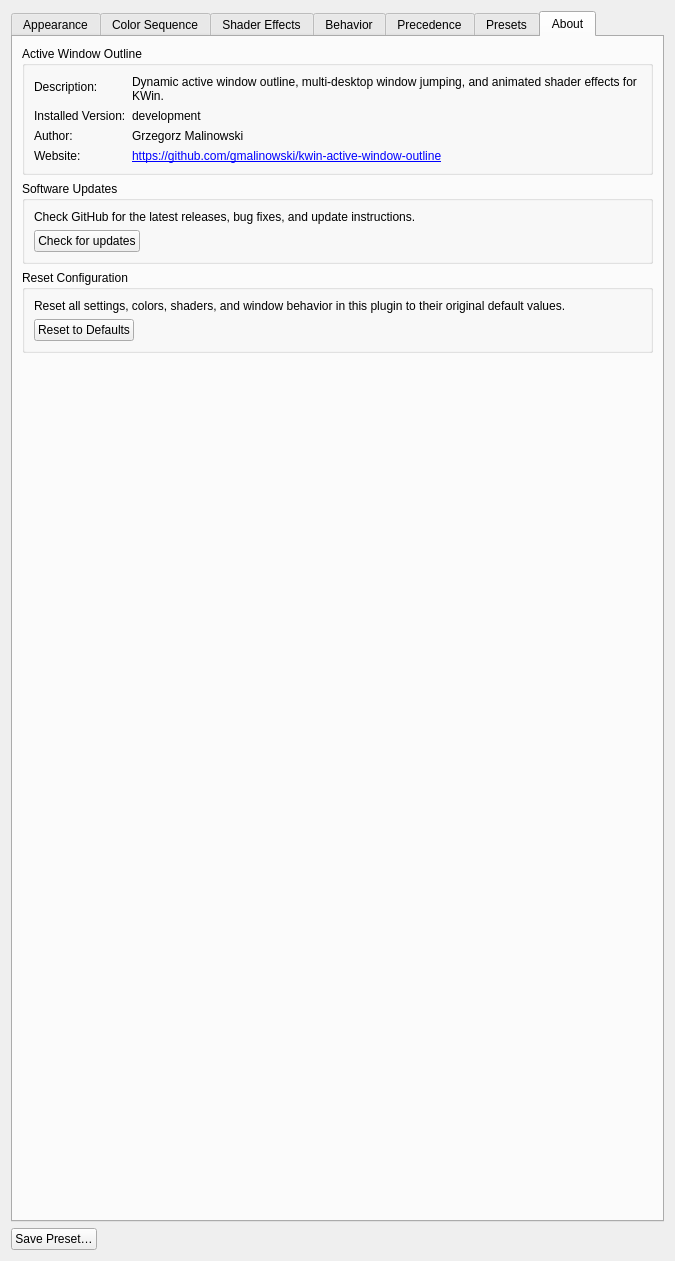
The window that activewindowoutline_config.ui (gmalinowski/LeapK) describes before a commit, drawn with Qt 5.
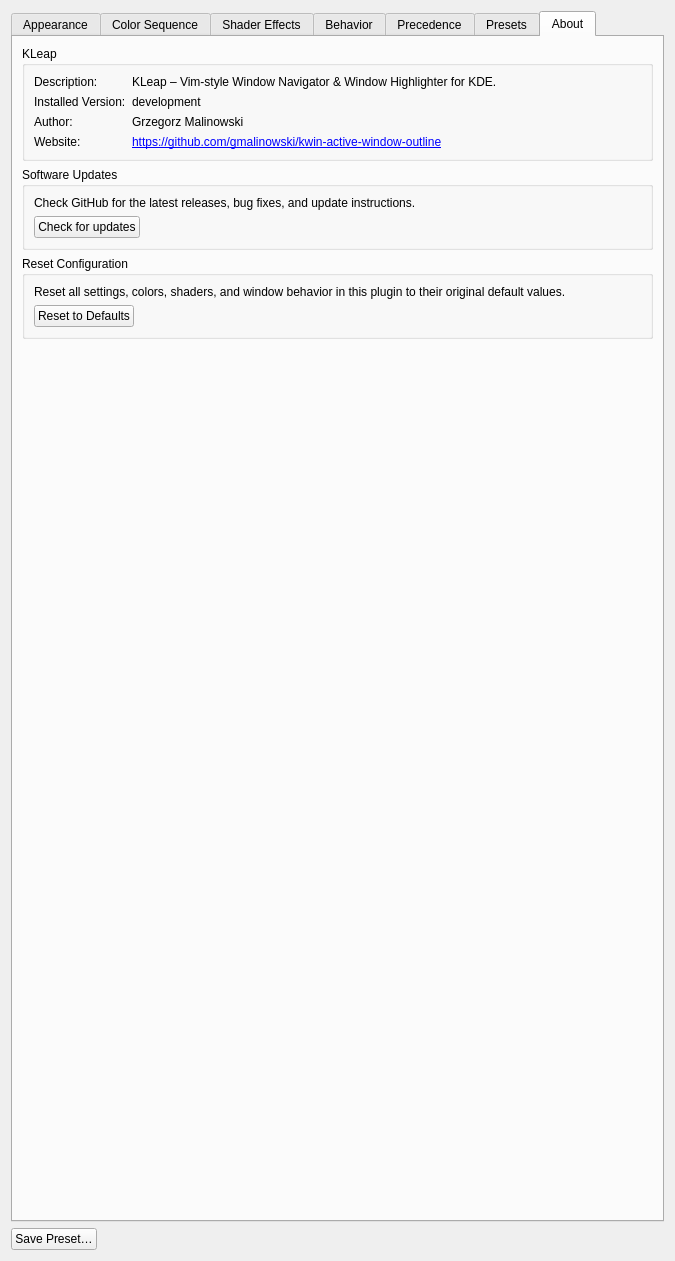
The same window after the commit. The open tabs and pages were chosen to show the change. Icons and pictures are not drawn. Custom widgets are drawn as their Qt base class.

Commit message:
rebrand: rename project to KLeap (Vim-style Window Navigator & Window Highlighter for KDE)
- Rebrand project from Active Window Outline to KLeap.
- Add kleap, kleap-tray, kleap-settings, and kleap-colorpicker executables with backwards-compatible symlinks.
- Update global shortcut descriptions to use 'KLeap:' prefix in KDE System Settings.
- Add dual D-Bus support for both org.kde.KLeap and legacy org.kde.ActiveWindowOutline.
- Add install-kleap.sh and uninstall-kleap.sh aliases and update README, CHANGELOG, and metadata.

The edit to the form file:
```diff
--- a/activewindowoutline_config.ui
+++ b/activewindowoutline_config.ui
@@ -2376,7 +2376,7 @@
        <item>
         <widget class="QGroupBox" name="groupAboutInfo">
          <property name="title">
-          <string>Active Window Outline</string>
+          <string>KLeap</string>
          </property>
          <layout class="QFormLayout" name="formLayoutAboutInfo">
           <item row="0" column="0">
@@ -2389,7 +2389,7 @@
           <item row="0" column="1">
            <widget class="QLabel" name="label_aboutDescVal">
             <property name="text">
-             <string>Dynamic active window outline, multi-desktop window jumping, and animated shader effects for KWin.</string>
+             <string>KLeap – Vim-style Window Navigator &amp; Window Highlighter for KDE.</string>
             </property>
             <property name="wordWrap">
              <bool>true</bool>
```
Left out of the diff: 4 changed lines with no effect on the pictures. The commit also changes 19 other files.
